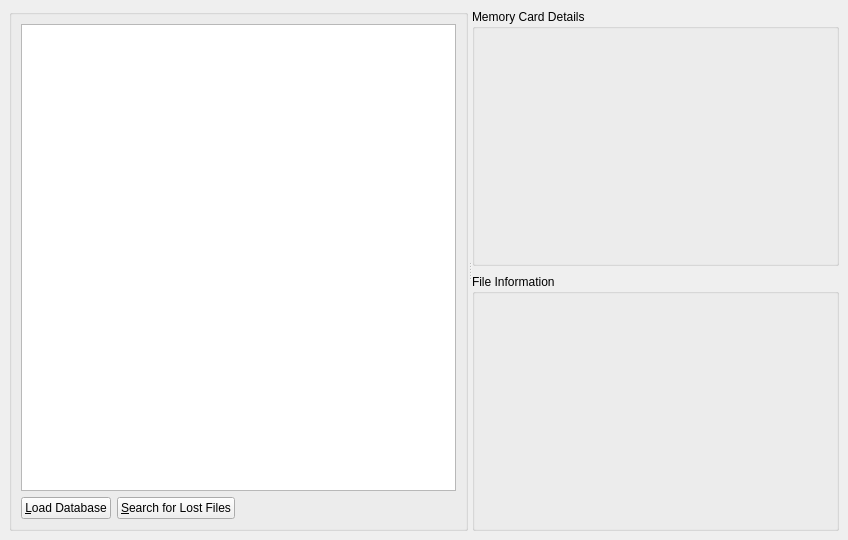
First picture: the form in src/mcrecover/ui/McRecoverWindow.ui, repository GerbilSoft/mcrecover, before the edit.
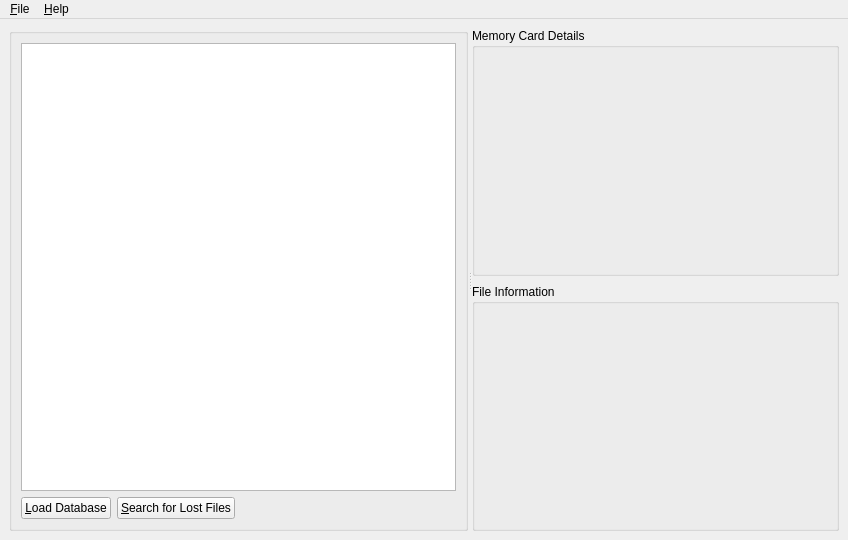
Second picture: the form after the edit. Icons and pictures are not drawn. Custom widgets are drawn as their Qt base class.

What changed in the file:
```diff
--- a/src/mcrecover/ui/McRecoverWindow.ui
+++ b/src/mcrecover/ui/McRecoverWindow.ui
@@ -155,6 +155,36 @@
     </item>
    </layout>
   </widget>
+  <widget class="QMenuBar" name="menuBar">
+   <property name="geometry">
+    <rect>
+     <x>0</x>
+     <y>0</y>
+     <width>848</width>
+     <height>22</height>
+    </rect>
+   </property>
+   <widget class="QMenu" name="menuFile">
+    <property name="title">
+     <string>&amp;File</string>
+    </property>
+    <addaction name="actionOpen"/>
+    <addaction name="separator"/>
+    <addaction name="actionScan"/>
+    <addaction name="actionSave"/>
+    <addaction name="actionSaveAll"/>
+    <addaction name="separator"/>
+    <addaction name="actionExit"/>
+   </widget>
+   <widget class="QMenu" name="menuHelp">
+    <property name="title">
+     <string>&amp;Help</string>
+    </property>
+    <addaction name="actionAbout"/>
+   </widget>
+   <addaction name="menuFile"/>
+   <addaction name="menuHelp"/>
+  </widget>
   <action name="actionOpen">
    <property name="icon">
     <iconset theme="document-open"/>
```
Left out of the diff: 51 changed lines with no effect on the pictures.
